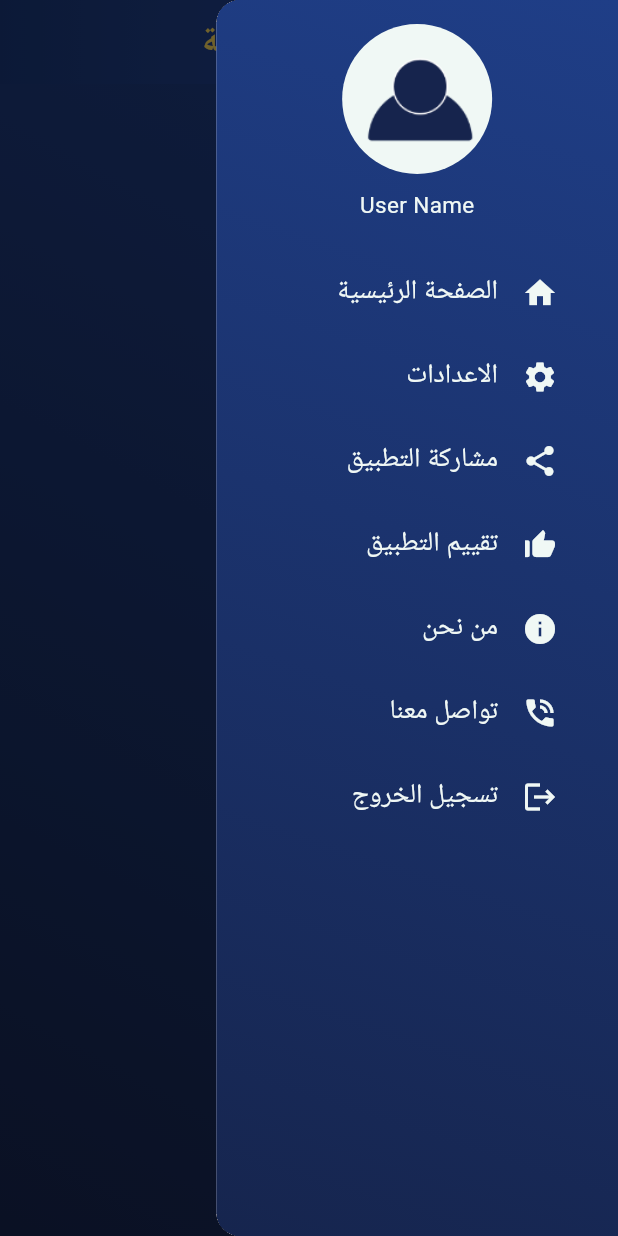
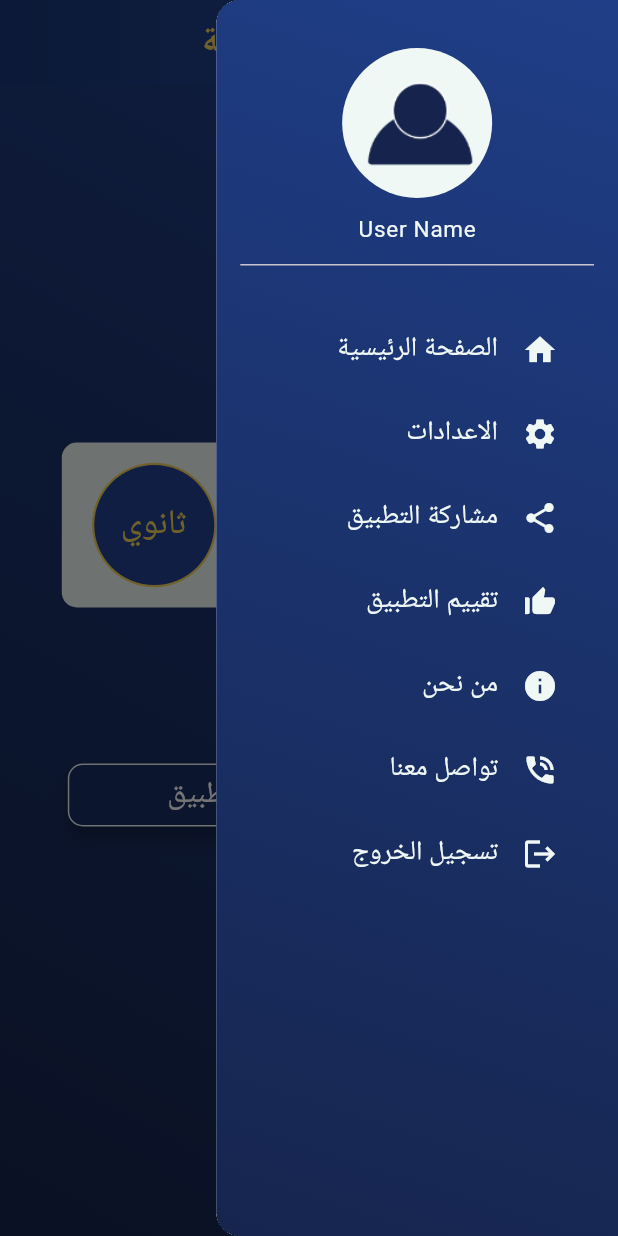
Before and after one commit to dev-KarimAhmed/Xplore-Application, a Flutter app: the HomeView screen opened directly, with the side drawer open, on a phone screen of 412 x 824 dp. Run offline on Flutter 3.47's test engine with Material 3 defaults, Android fonts, the phone set to English and light mode, and no system bars; our stand-ins replace fluttertoast.

Commit message:
home view ui done

```diff
--- /dev/null
+++ b/lib/core/utils/components/drawer_header.dart
@@ -0,0 +1,16 @@
+import 'package:flutter/material.dart';
+import 'package:xplore/core/utils/components/user_info.dart';
+
+class CustomDrawerHeader extends StatelessWidget {
+  const CustomDrawerHeader({
+    super.key,
+  });
+
+  @override
+  Widget build(BuildContext context) {
+    return Container(
+      width: double.infinity,
+      child: userInfo(),
+    );
+  }
+}
--- /dev/null
+++ b/lib/core/utils/components/drawer_tile.dart
@@ -0,0 +1,32 @@
+import 'package:flutter/material.dart';
+import 'package:xplore/constants.dart';
+import 'package:xplore/core/utils/stlyes.dart';
+
+class CustomListTile extends StatelessWidget {
+  const CustomListTile({
+    super.key,
+    required this.title,
+    required this.icon,
+    this.onTap,
+    this.isSameView = false,
+  });
+  final String title;
+  final IconData icon;
+  final void Function()? onTap;
+  final bool isSameView;
+  @override
+  Widget build(BuildContext context) {
+    return ListTile(
+      title: Text(
+        textDirection: TextDirection.rtl,
+        title,
+        style: Styles.textUserName.copyWith(fontSize: 18),
+      ),
+      trailing: Icon(
+        icon,
+        color: kuserName,
+      ),
+      onTap: isSameView ? () => Navigator.pop(context) : onTap,
+    );
+  }
+}
--- /dev/null
+++ b/lib/core/utils/components/user_info.dart
@@ -0,0 +1,47 @@
+import 'package:flutter/material.dart';
+import 'package:xplore/constants.dart';
+import 'package:xplore/core/utils/assets.dart';
+import 'package:xplore/core/utils/stlyes.dart';
+
+class userInfo extends StatelessWidget {
+  const userInfo({
+    super.key,
+    this.fontWeight,
+    this.fontSize, this.radius,
+  });
+  final FontWeight? fontWeight;
+  final double? fontSize;
+  final double? radius;
+  @override
+  Widget build(BuildContext context) {
+    return Column(
+      crossAxisAlignment: CrossAxisAlignment.center,
+      children: [
+        CustomCircleAvatar(radius: radius),
+        SizedBox(height: 10),
+        Text(
+          'User Name',
+          style: Styles.textUserName
+              .copyWith(fontWeight: fontWeight, fontSize: fontSize),
+        ),
+      ],
+    );
+  }
+}
+
+
+class CustomCircleAvatar extends StatelessWidget {
+  const CustomCircleAvatar({
+    super.key,
+    this.radius,
+  });
+  final double? radius;
+  @override
+  Widget build(BuildContext context) {
+    return CircleAvatar(
+      radius: radius ?? 50,
+      backgroundColor: kuserName,
+      child: Image.asset(AssetsData.person),
+    );
+  }
+}
--- /dev/null
+++ b/lib/core/utils/functions/build_custom_linear.dart
@@ -0,0 +1,13 @@
+  import 'package:flutter/material.dart';
+import 'package:xplore/constants.dart';
+
+LinearGradient buildCustomGradient() {
+    return LinearGradient(
+      colors: [
+        kBackgroundSplashColor,
+        Color(0xff1F3E87),
+      ],
+      end: Alignment.topRight,
+      begin: Alignment.bottomLeft,
+    );
+  }
--- a/lib/features/home/presentation/views/home_view.dart
+++ b/lib/features/home/presentation/views/home_view.dart
@@ -1,9 +1,8 @@
 import 'package:flutter/material.dart';
-import 'package:flutter_svg/flutter_svg.dart';
-import 'package:xplore/constants.dart';
-import 'package:xplore/core/utils/assets.dart';
+import 'package:xplore/core/utils/components/drawer_header.dart';
+import 'package:xplore/core/utils/components/drawer_tile.dart';
 import 'package:xplore/core/utils/functions/build_custom_drawer_appbar.dart';
-import 'package:xplore/core/utils/stlyes.dart';
+import 'package:xplore/core/utils/functions/build_custom_linear.dart';
 import 'package:xplore/features/home/presentation/views/widgets/home_viewbody.dart';
 
 class HomeView extends StatelessWidget {
@@ -19,7 +18,9 @@ class HomeView extends StatelessWidget {
         child: SingleChildScrollView(
           physics: const BouncingScrollPhysics(),
           child:
-              Column(crossAxisAlignment: CrossAxisAlignment.stretch, children: [
+              Column(
+                crossAxisAlignment: CrossAxisAlignment.stretch,
+                 children: [
             Container(
               height: MediaQuery.of(context).size.height,
               decoration: BoxDecoration(
@@ -28,7 +29,9 @@ class HomeView extends StatelessWidget {
               padding: const EdgeInsets.all(16),
               child: Column(
                 children: [
-                  DrawerHeader(),
+                  DrawerHeader(
+                    child: CustomDrawerHeader(),
+                  ),
                   SizedBox(
                     height: 20,
                   ),
@@ -39,7 +42,8 @@ class HomeView extends StatelessWidget {
                   ),
                   CustomListTile(icon: Icons.settings, title: 'الاعدادات'),
                   CustomListTile(icon: Icons.share, title: 'مشاركة التطبيق'),
-                  CustomListTile(icon: Icons.thumb_up_alt, title: 'تقييم التطبيق'),
+                  CustomListTile(
+                      icon: Icons.thumb_up_alt, title: 'تقييم التطبيق'),
                   CustomListTile(icon: Icons.info, title: 'من نحن'),
                   CustomListTile(
                       icon: Icons.phone_in_talk, title: 'تواصل معنا'),
@@ -52,99 +56,4 @@ class HomeView extends StatelessWidget {
       ),
     );
   }
-
-  LinearGradient buildCustomGradient() {
-    return LinearGradient(
-      colors: [
-        kBackgroundSplashColor,
-        Color(0xff1F3E87),
-      ],
-      end: Alignment.topRight,
-      begin: Alignment.bottomLeft,
-    );
-  }
 }
-
-class CustomListTile extends StatelessWidget {
-  const CustomListTile({
-    super.key,
-    required this.title,
-    required this.icon,
-    this.onTap,
-    this.isSameView = false,
-  });
-  final String title;
-  final IconData icon;
-  final void Function()? onTap;
-  final bool isSameView;
-  @override
-  Widget build(BuildContext context) {
-    return ListTile(
-      title: Text(
-        textDirection: TextDirection.rtl,
-        title,
-        style: Styles.textUserName.copyWith(fontSize: 18),
-      ),
-      trailing: Icon(
-        icon,
-        color: kuserName,
-      ),
-      onTap: isSameView ? () => Navigator.pop(context) : onTap,
-    );
-  }
-}
-
-class DrawerHeader extends StatelessWidget {
-  const DrawerHeader({
-    super.key,
-  });
-
-  @override
-  Widget build(BuildContext context) {
-    return Container(
-      width: double.infinity,
-      child: userInfo(),
-    );
-  }
-}
-
-class userInfo extends StatelessWidget {
-  const userInfo({
-    super.key,
-    this.fontWeight,
-    this.fontSize,
-  });
-  final FontWeight? fontWeight;
-  final double? fontSize;
-  @override
-  Widget build(BuildContext context) {
-    return Column(
-      crossAxisAlignment: CrossAxisAlignment.center,
-      children: [
-        CustomCircleAvatar(),
-        SizedBox(height: 10),
-        Text(
-          'User Name',
-          style: Styles.textUserName
-              .copyWith(fontWeight: fontWeight, fontSize: fontSize),
-        ),
-      ],
-    );
-  }
-}
-
-class CustomCircleAvatar extends StatelessWidget {
-  const CustomCircleAvatar({
-    super.key,
-    this.radius,
-  });
-  final double? radius;
-  @override
-  Widget build(BuildContext context) {
-    return CircleAvatar(
-      radius: radius ?? 50,
-      backgroundColor: kuserName,
-      child: Image.asset(AssetsData.person),
-    );
-  }
-}
--- /dev/null
+++ b/lib/features/home/presentation/views/widgets/app_use_guide_section.dart
@@ -0,0 +1,33 @@
+import 'package:flutter/material.dart';
+import 'package:xplore/constants.dart';
+import 'package:xplore/core/utils/stlyes.dart';
+
+class AppUseGuidBox extends StatelessWidget {
+  const AppUseGuidBox({
+    super.key,
+  });
+
+  @override
+  Widget build(BuildContext context) {
+    return Container(
+      width: MediaQuery.of(context).size.width * .8,
+      height: 50,
+      margin: const EdgeInsets.all(20),
+      child: Card(
+        elevation: 5,
+        color: Color(0xff192D62),
+        shape: RoundedRectangleBorder(
+          borderRadius: BorderRadius.circular(10),
+          side: BorderSide(color: kuserName, width: 1),
+        ),
+        child: Center(
+          child: Text(
+            'تعلم كيف تستخدم التطبيق',
+            style: Styles.textUserName
+                .copyWith(color: Colors.white, fontSize: 20),
+          ),
+        ),
+      ),
+    );
+  }
+}
--- /dev/null
+++ b/lib/features/home/presentation/views/widgets/categories_section.dart
@@ -0,0 +1,30 @@
+import 'package:flutter/material.dart';
+import 'package:xplore/constants.dart';
+import 'package:xplore/features/home/presentation/views/widgets/custom_category_circle.dart';
+
+class CategoriesSection extends StatelessWidget {
+  const CategoriesSection({
+    super.key,
+  });
+
+  @override
+  Widget build(BuildContext context) {
+    return Container(
+      width: MediaQuery.of(context).size.width * .8,
+      height: 110,
+      margin: const EdgeInsets.all(20),
+      decoration: BoxDecoration(
+        color: kuserName,
+        borderRadius: BorderRadius.circular(10),
+      ),
+      child: Row(
+        mainAxisAlignment: MainAxisAlignment.spaceEvenly,
+        children: [
+          CustomCategoryCircle(title: 'ثانوي'),
+          CustomCategoryCircle(title: 'إعدادي'),
+          CustomCategoryCircle(title: 'إبتدائي'),
+        ],
+      ),
+    );
+  }
+}
--- /dev/null
+++ b/lib/features/home/presentation/views/widgets/custom_category_circle.dart
@@ -0,0 +1,26 @@
+import 'package:flutter/material.dart';
+import 'package:xplore/constants.dart';
+import 'package:xplore/core/utils/stlyes.dart';
+
+class CustomCategoryCircle extends StatelessWidget {
+  const CustomCategoryCircle({
+    super.key,
+    required this.title,
+  });
+  final String title;
+  @override
+  Widget build(BuildContext context) {
+    return CircleAvatar(
+      radius: 41.5,
+      backgroundColor: kGoldColor,
+      child: CircleAvatar(
+        radius: 40,
+        backgroundColor: Color(0xff20428F),
+        child: Text(
+          title,
+          style: Styles.textGoldStyle.copyWith(fontWeight: FontWeight.w300),
+        ),
+      ),
+    );
+  }
+}
--- a/lib/features/home/presentation/views/widgets/home_viewbody.dart
+++ b/lib/features/home/presentation/views/widgets/home_viewbody.dart
@@ -1,5 +1,8 @@
 import 'package:flutter/material.dart';
 import 'package:xplore/constants.dart';
+import 'package:xplore/core/utils/components/user_info.dart';
+import 'package:xplore/features/home/presentation/views/widgets/app_use_guide_section.dart';
+import 'package:xplore/features/home/presentation/views/widgets/categories_section.dart';
 
 class HomeViewBody extends StatelessWidget {
   const HomeViewBody({super.key});
@@ -7,6 +10,7 @@ class HomeViewBody extends StatelessWidget {
   @override
   Widget build(BuildContext context) {
     return Container(
+      height: MediaQuery.of(context).size.height,
       decoration: BoxDecoration(
           gradient: LinearGradient(
         colors: [
@@ -16,6 +20,26 @@ class HomeViewBody extends StatelessWidget {
         end: Alignment.topRight,
         begin: Alignment.bottomLeft,
       )),
+      child: SingleChildScrollView(
+        physics: const BouncingScrollPhysics(),
+        child: SizedBox(
+          width: MediaQuery.of(context).size.width,
+          child: Column(
+            children: [
+              SizedBox(height: 20),
+              userInfo(
+                radius: 60,
+                fontSize: 20,
+                fontWeight: FontWeight.bold,
+              ),
+              SizedBox(height: 40),
+              CategoriesSection(),
+              SizedBox(height: 60),
+              AppUseGuidBox(),
+            ],
+          ),
+        ),
+      ),
     );
   }
 }
```
